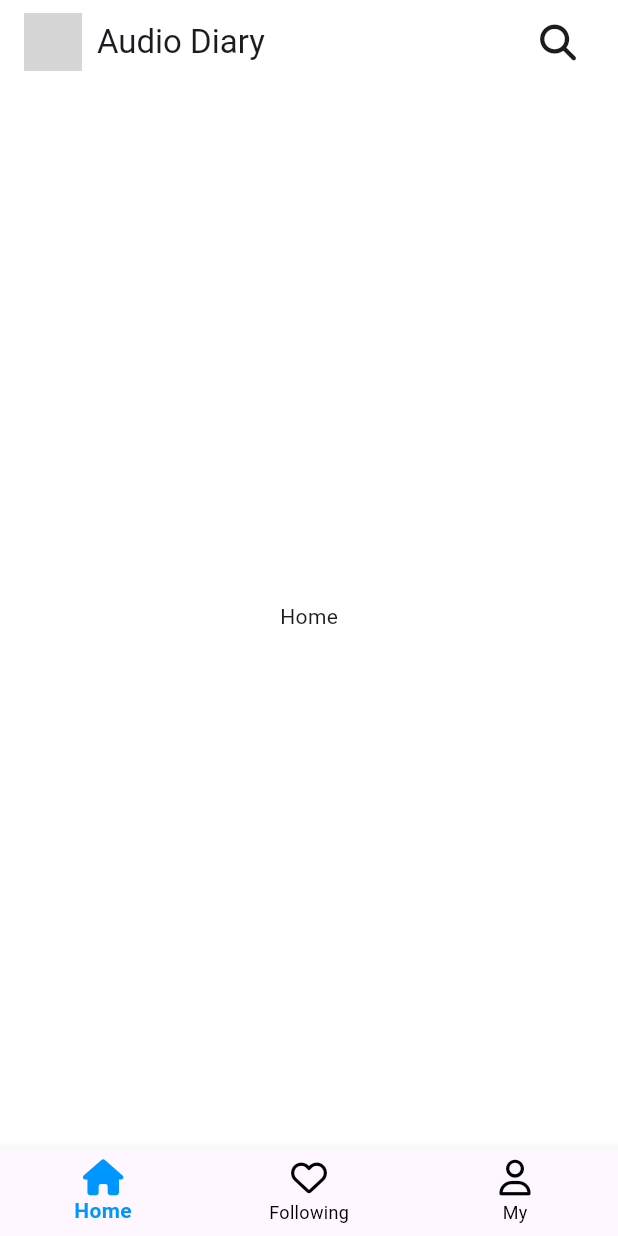
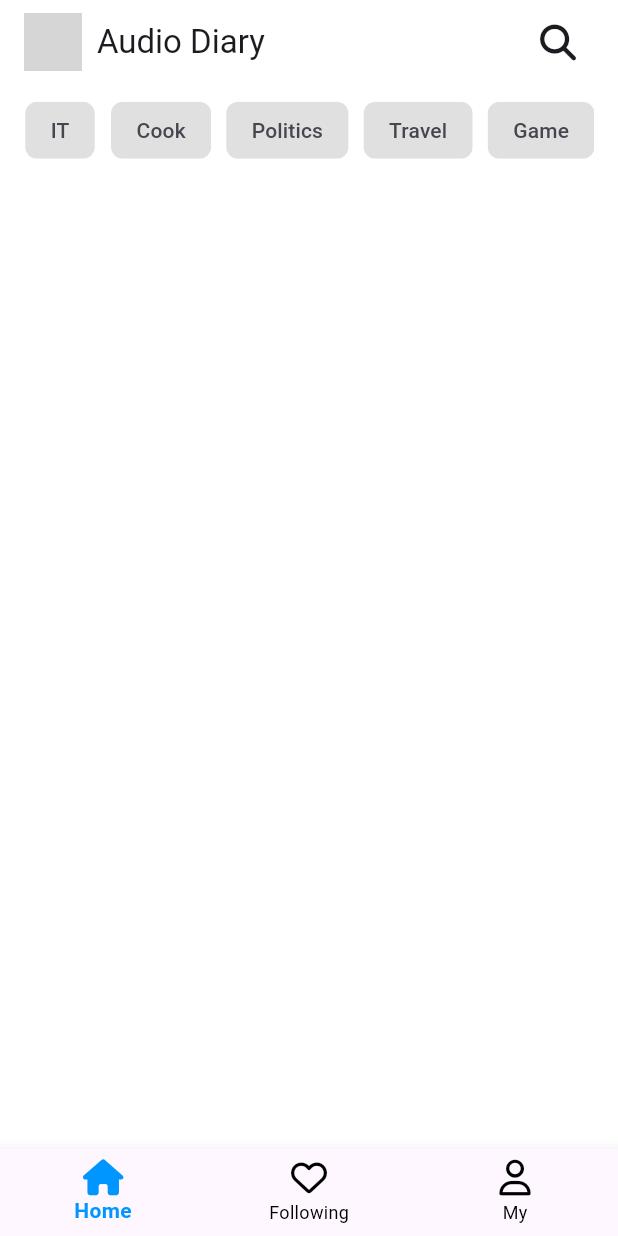
Before and after one commit to JinPyoK/auda, a Flutter app: the screen it shows after launch, after a tap on "구글 아이디로 로그인", on a phone screen of 412 x 824 dp. Run offline on Flutter 3.47's test engine with Material 3 defaults, Android fonts, the phone set to English and light mode, and no system bars; our stand-ins replace auth_buttons, flutter_animate, flutter_riverpod, flutter_screenutil, font_awesome_flutter, go_router and 2 more; generated files the repository leaves out were written again; Roboto replaces fonts that are missing (Hahmlet); grey boxes are pictures that could not be loaded.

Commit message:
category list

```diff
--- a/lib/core/main/main.dart
+++ b/lib/core/main/main.dart
@@ -1,6 +1,7 @@
 import 'package:auda/core/constant/custom_theme.dart';
 import 'package:auda/core/router/router.dart';
 import 'package:flutter/material.dart';
+import 'package:flutter_riverpod/flutter_riverpod.dart';
 import 'package:flutter_screenutil/flutter_screenutil.dart';
 
 void main() {
@@ -15,10 +16,12 @@ class Auda extends StatelessWidget {
   Widget build(BuildContext context) {
     return ScreenUtilInit(
       designSize: const Size(320, 720),
-      builder: (context, child) => MaterialApp.router(
-        debugShowCheckedModeBanner: false,
-        theme: customTheme,
-        routerConfig: CustomRouter.router,
+      builder: (context, child) => ProviderScope(
+        child: MaterialApp.router(
+          debugShowCheckedModeBanner: false,
+          theme: customTheme,
+          routerConfig: CustomRouter.router,
+        ),
       ),
     );
   }
--- a/lib/presentation/auth/view/login_screen.dart
+++ b/lib/presentation/auth/view/login_screen.dart
@@ -1,7 +1,7 @@
 import 'package:auda/core/constant/assets_file_path.dart';
 import 'package:auda/core/router/router.dart';
 import 'package:auda/presentation/auth/widget/auth_button.dart';
-import 'package:auda/presentation/common/widget/custom_text_field.dart';
+import 'package:auda/presentation/common/widget/text_field/custom_text_field.dart';
 import 'package:auth_buttons/auth_buttons.dart';
 import 'package:flutter/material.dart';
 import 'package:flutter_screenutil/flutter_screenutil.dart';
--- /dev/null
+++ b/lib/presentation/common/controller/categories.dart
@@ -0,0 +1,55 @@
+import 'package:riverpod_annotation/riverpod_annotation.dart';
+
+part 'categories.g.dart';
+
+enum Categories {
+  IT(name: 'IT'),
+  cook(name: 'Cook'),
+  politics(name: 'Politics'),
+  travel(name: 'Travel'),
+  game(name: 'Game'),
+  movie(name: 'Movie'),
+  music(name: 'Music'),
+  culture(name: 'Culture'),
+  economy(name: 'Economy'),
+  car(name: 'Car');
+
+  final String name;
+
+  const Categories({required this.name});
+
+  static int get lenght => 10;
+
+  static Categories listIndex(int index) {
+    switch (index) {
+      case 0:
+        return Categories.IT;
+      case 1:
+        return Categories.cook;
+      case 2:
+        return Categories.politics;
+      case 3:
+        return Categories.travel;
+      case 4:
+        return Categories.game;
+      case 5:
+        return Categories.movie;
+      case 6:
+        return Categories.music;
+      case 7:
+        return Categories.culture;
+      case 8:
+        return Categories.economy;
+      case 9:
+        return Categories.car;
+      default:
+        return Categories.IT;
+    }
+  }
+}
+
+@Riverpod(keepAlive: true)
+List<bool> categorySelectedList(CategorySelectedListRef ref) {
+  List<bool> selected = List.generate(Categories.lenght, (index) => false);
+  return selected;
+}
--- /dev/null
+++ b/lib/presentation/common/widget/category/category.dart
@@ -0,0 +1,31 @@
+import 'package:auda/core/constant/colors.dart';
+import 'package:auda/presentation/common/controller/categories.dart';
+import 'package:flutter/material.dart';
+
+class CategoryChip extends StatefulWidget {
+  const CategoryChip({super.key, required this.category});
+
+  final Categories category;
+
+  @override
+  State<CategoryChip> createState() => _CategoryChipState();
+}
+
+class _CategoryChipState extends State<CategoryChip> {
+  bool _seleted = false;
+
+  @override
+  Widget build(BuildContext context) {
+    return ChoiceChip(
+      backgroundColor: Colors.grey.shade300,
+      selectedColor: CustomColor.thirdColor,
+      side: const BorderSide(style: BorderStyle.none),
+      label: Text(widget.category.name),
+      selected: _seleted,
+      onSelected: (selected) {
+        _seleted = selected;
+        setState(() {});
+      },
+    );
+  }
+}
--- /dev/null
+++ b/lib/presentation/common/widget/category/category_list.dart
@@ -0,0 +1,47 @@
+import 'package:flutter/material.dart';
+import 'package:flutter_riverpod/flutter_riverpod.dart';
+import 'package:flutter_screenutil/flutter_screenutil.dart';
+
+import '../../../../core/constant/colors.dart';
+import '../../controller/categories.dart';
+
+class CategoryList extends ConsumerStatefulWidget {
+  const CategoryList({super.key});
+
+  @override
+  ConsumerState<CategoryList> createState() => _CategoryListState();
+}
+
+class _CategoryListState extends ConsumerState<CategoryList> {
+  @override
+  Widget build(BuildContext context) {
+    List<bool> _selected = ref.watch(categorySelectedListProvider);
+
+    return SizedBox(
+      width: 500.w,
+      height: 40.h,
+      child: ListView.separated(
+        cacheExtent: Categories.lenght.toDouble() * 2,
+        scrollDirection: Axis.horizontal,
+        itemBuilder: (context, index) {
+          final Categories category = Categories.listIndex(index);
+          return ChoiceChip(
+            backgroundColor: Colors.grey.shade300,
+            selectedColor: CustomColor.thirdColor,
+            side: const BorderSide(style: BorderStyle.none),
+            label: Text(category.name),
+            selected: _selected[index],
+            onSelected: (selected) {
+              _selected[index] = selected;
+              setState(() {});
+            },
+          );
+        },
+        separatorBuilder: (_, __) => const SizedBox(
+          width: 10,
+        ),
+        itemCount: Categories.lenght,
+      ),
+    );
+  }
+}
--- a/lib/presentation/home/view/home_screen.dart
+++ b/lib/presentation/home/view/home_screen.dart
@@ -1,12 +1,20 @@
 import 'package:flutter/material.dart';
+
+import '../../common/widget/category/category_list.dart';
 
 class HomeScreen extends StatelessWidget {
   const HomeScreen({super.key});
 
   @override
   Widget build(BuildContext context) {
-    return Center(
-      child: Text("Home"),
+    return Padding(
+      padding: const EdgeInsets.symmetric(vertical: 8, horizontal: 16),
+      child: Column(
+        crossAxisAlignment: CrossAxisAlignment.center,
+        children: [
+          CategoryList(),
+        ],
+      ),
     );
   }
 }
--- a/lib/presentation/splash/view/splash_screen.dart
+++ b/lib/presentation/splash/view/splash_screen.dart
@@ -22,11 +22,11 @@ class SplashScreen extends StatelessWidget {
                 .animate(
                   onComplete: (_) => pushLoginScreen(context),
                 )
-                .fadeIn(duration: const Duration(seconds: 2))
+                .fadeIn(duration: const Duration(seconds: 1))
                 .then()
                 .shimmer(
                   color: Colors.white,
-                  duration: const Duration(seconds: 2),
+                  duration: const Duration(milliseconds: 1500),
                 ),
           ),
         ),
```
Also changed, not shown: pubspec.yaml (+11 -0 lines), lib/presentation/common/widget/text_field/custom_text_field.dart (renamed from lib/presentation/common/widget/custom_text_field.dart), pubspec.lock, 1 other file.
